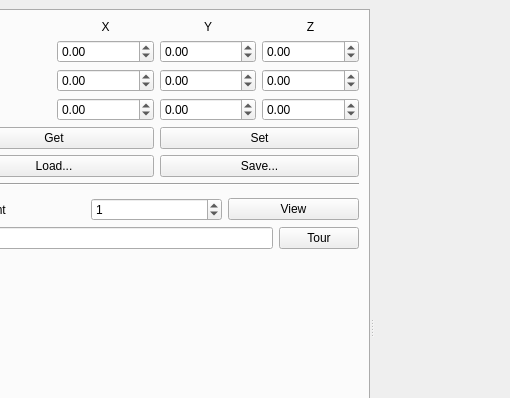
Before: the Qt Designer form starviewer/src/extensions/playground/experimental3d/qexperimental3dextensionbase.ui in starviewer-medical/starviewer, drawn with Qt 5; both pictures show x 90 to 600 and y 0 to 398 of the 600 by 654 pixel window.
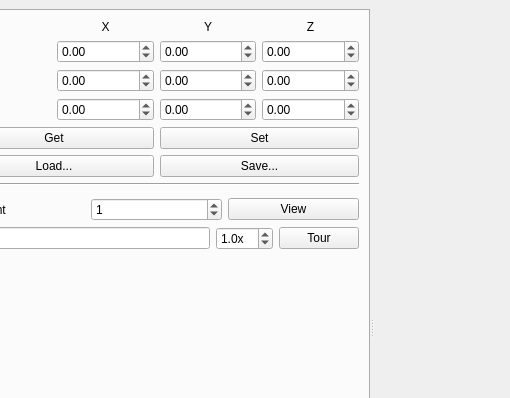
After: the same form once the commit is applied. The open tabs and pages were chosen to show the change. Custom widgets are drawn as their Qt base class.

Commit message: ENH: Millora del tour de l'Experimental 3D, ara passa pels punts correctes, fa interpolació i la velocitat és regulable.

Patch:
```diff
--- a/starviewer/src/extensions/playground/experimental3d/qexperimental3dextensionbase.ui
+++ b/starviewer/src/extensions/playground/experimental3d/qexperimental3dextensionbase.ui
@@ -706,6 +706,31 @@
           <item>
            <widget class="QLineEdit" name="m_tourLineEdit" />
           </item>
+          <item>
+           <widget class="QDoubleSpinBox" name="m_tourSpeedDoubleSpinBox" >
+            <property name="toolTip" >
+             <string>Speed</string>
+            </property>
+            <property name="suffix" >
+             <string>x</string>
+            </property>
+            <property name="decimals" >
+             <number>1</number>
+            </property>
+            <property name="minimum" >
+             <double>0.100000000000000</double>
+            </property>
+            <property name="maximum" >
+             <double>10.000000000000000</double>
+            </property>
+            <property name="singleStep" >
+             <double>0.100000000000000</double>
+            </property>
+            <property name="value" >
+             <double>1.000000000000000</double>
+            </property>
+           </widget>
+          </item>
           <item>
            <widget class="QPushButton" name="m_tourPushButton" >
             <property name="text" >
```
The commit also changes 3 other files.
